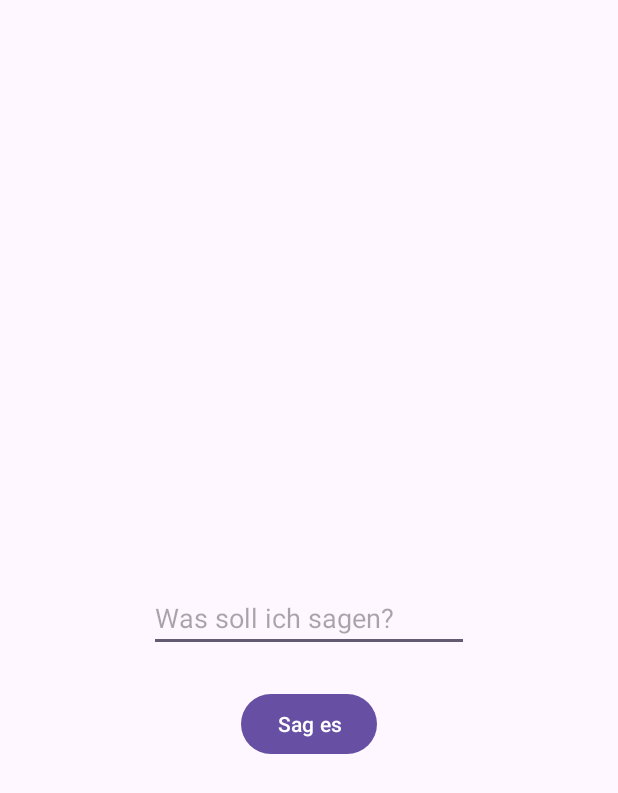
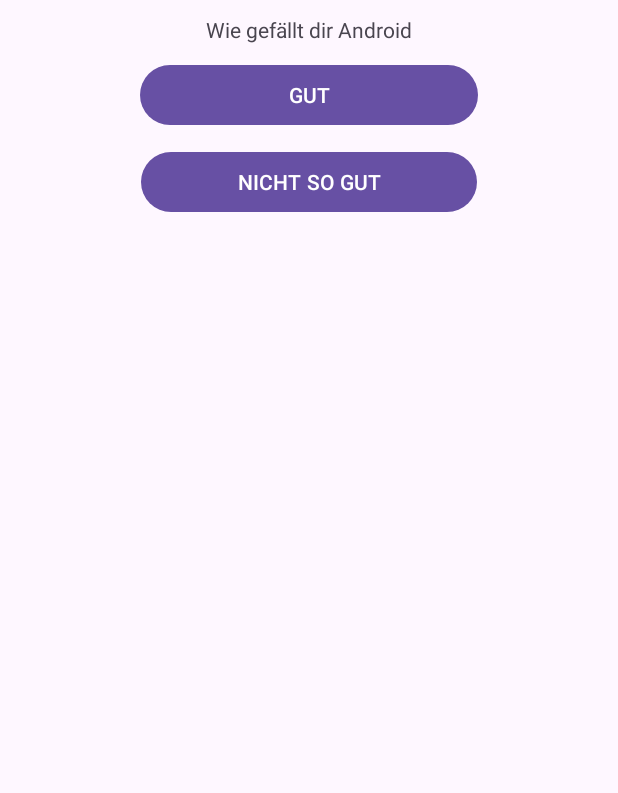
Before and after one commit to iwangub/Module-335, an Android app: the screen it shows after launch (MainActivity), on a phone screen of 412 x 824 dp. Shown: the top 793 px of the screen. Run offline under Robolectric (Android 15) with nearby library versions, the phone set to English and light mode, and no system bars.

Commit message:
btn onclick without eventlistener

```diff
--- a/src/main/java/com/example/aufbau/MainActivity.java
+++ b/src/main/java/com/example/aufbau/MainActivity.java
@@ -14,43 +14,31 @@ import android.widget.TextView;
 import java.util.Locale;
 
 
-public class MainActivity extends AppCompatActivity implements TextToSpeech.OnInitListener, android.view.View.OnClickListener {
-    private Button button;
-    private EditText editText;
-    private TextToSpeech tts;
+public class MainActivity extends AppCompatActivity {
+    TextView txt;
 
+    Button btn_good;
+    Button btn_bad;
 
     @Override
     protected void onCreate(Bundle savedInstanceState) {
         super.onCreate(savedInstanceState);
-        setContentView(R.layout.aufgabe_11_fixed);
+        setContentView(R.layout.aufgabe_12_multiple_btns);
 
-        tts = new TextToSpeech(this, this);
-        button = findViewById(R.id.button);
-        editText = findViewById(R.id.editText);
-        //button.setOnClickListener(this);
-    }
-/*
-    @Override
-    public void onClick(View v) {
-        Bundle params = new Bundle();
-        params.putInt(TextToSpeech.Engine.KEY_PARAM_STREAM, AudioManager.STREAM_MUSIC);
-        tts.speak(editText.getText().toString(), TextToSpeech.QUEUE_FLUSH, params, null);
-    }
-*/
-    public void btnClick(View v) {
-        Bundle params = new Bundle();
-        params.putInt(TextToSpeech.Engine.KEY_PARAM_STREAM, AudioManager.STREAM_MUSIC);
-        tts.speak(editText.getText().toString(), TextToSpeech.QUEUE_FLUSH, params, null);
+
+        btn_good = findViewById(R.id.button9);
+        btn_good = findViewById(R.id.button10);
+        txt = findViewById(R.id.textView22);
     }
 
-    @Override
-    public void onInit(int status) {
 
+
+
+    public void btnGoodClick(View v) {
+            txt.setText("Das Freut uns!");
+    }
+    public void btnBadClick(View v) {
+        txt.setText("Das ist schade!");
     }
 
-    @Override
-    public void onClick(View v) {
-
-    }
 }
--- /dev/null
+++ b/src/main/res/layout/aufgabe_12_multiple_btns.xml
@@ -0,0 +1,32 @@
+<?xml version="1.0" encoding="utf-8"?>
+<LinearLayout xmlns:android="http://schemas.android.com/apk/res/android"
+    android:layout_width="match_parent"
+    android:layout_height="match_parent"
+    android:orientation="vertical">
+
+    <TextView
+        android:id="@+id/textView22"
+        android:layout_width="wrap_content"
+        android:layout_height="wrap_content"
+        android:layout_gravity="center"
+        android:layout_marginTop="10dp"
+        android:text="@string/how_do_u_like_it" />
+
+    <Button
+        android:id="@+id/button9"
+        android:layout_width="225dp"
+        android:layout_height="wrap_content"
+        android:layout_gravity="center"
+        android:layout_marginTop="10dp"
+        android:onClick="btnGoodClick"
+        android:text="GUT" />
+
+    <Button
+        android:id="@+id/button10"
+        android:layout_width="224dp"
+        android:layout_height="wrap_content"
+        android:layout_gravity="center"
+        android:layout_marginTop="10dp"
+        android:onClick="btnBadClick"
+        android:text="NICHT SO GUT" />
+</LinearLayout>
--- a/src/main/res/values/strings.xml
+++ b/src/main/res/values/strings.xml
@@ -4,4 +4,5 @@
     <string name="what_should_i_say">Was soll ich sagen?</string>
     <string name="say_it">Sag es</string>
     <string name="empty">" "</string>
+    <string name="how_do_u_like_it">Wie gefällt dir Android</string>
 </resources>
```
